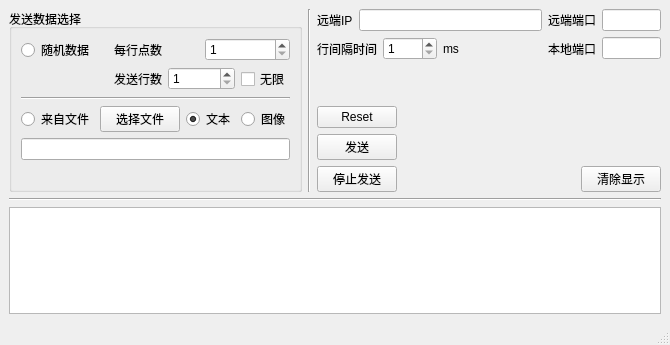
This is mainwindow.ui in curious-heart/PointDataSender as Qt 5 draws it before an edit. The edited form follows.
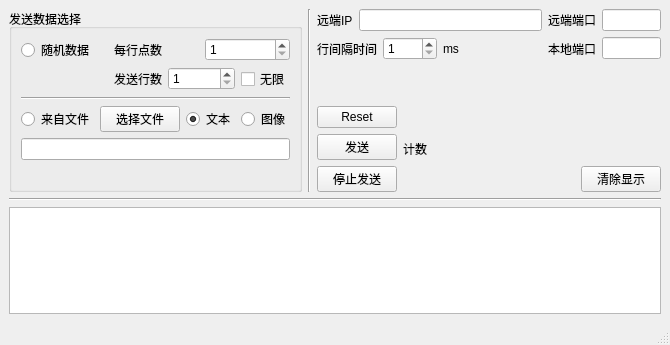
This is the edited form.

The edit to the form file:
```diff
--- a/mainwindow.ui
+++ b/mainwindow.ui
@@ -314,6 +314,13 @@
             </item>
            </layout>
           </item>
+          <item>
+           <widget class="QLabel" name="sentCountLbl">
+            <property name="text">
+             <string>计数</string>
+            </property>
+           </widget>
+          </item>
           <item>
            <spacer name="horizontalSpacer">
             <property name="orientation">
```
